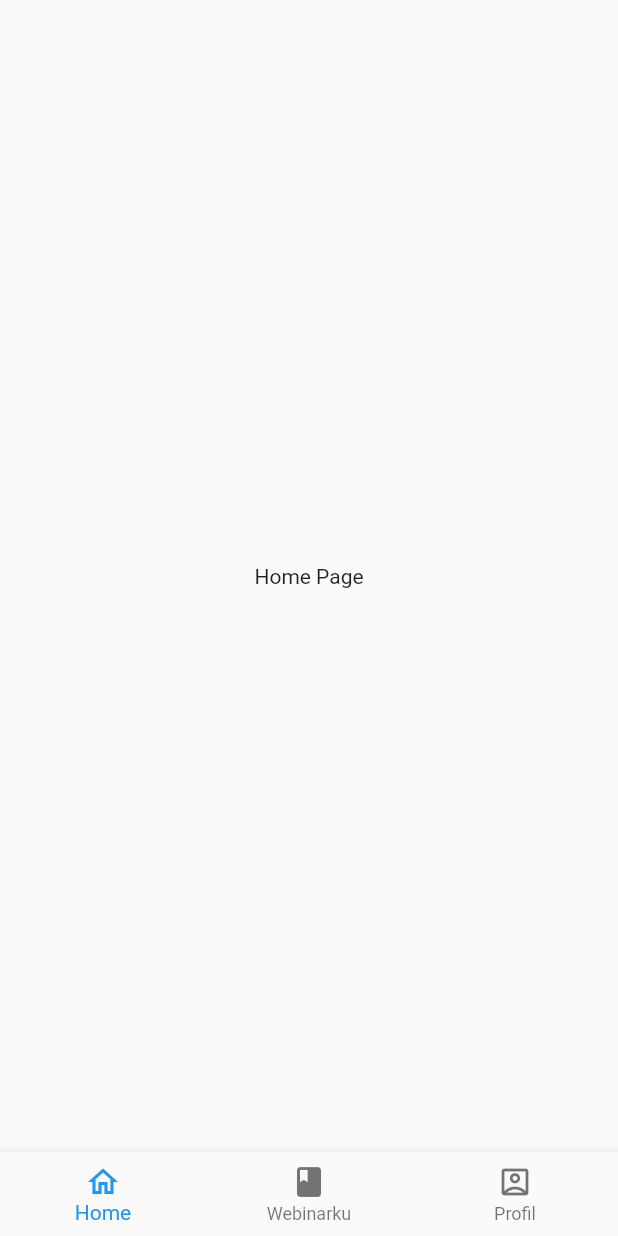
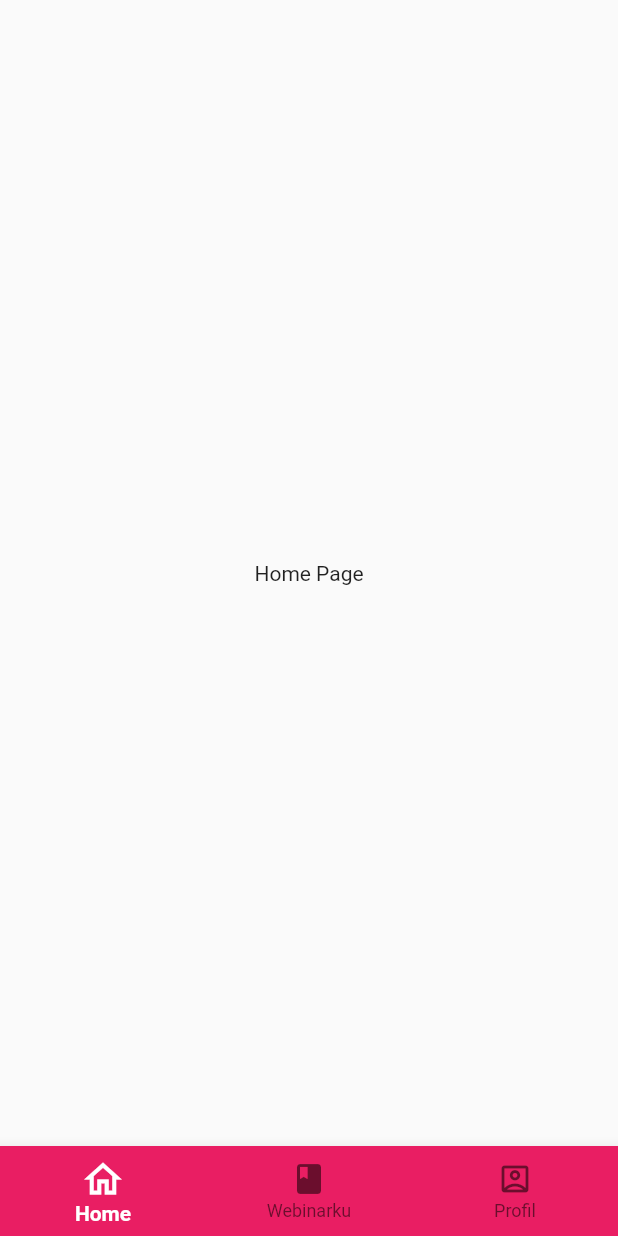
Before and after one commit to zulham-dahlan/WebinfoSenter, a Flutter app: the screen it shows after launch, on a phone screen of 412 x 824 dp. Run offline on Flutter 3.47's test engine with Material 2 defaults, Android fonts, the phone set to English and light mode, and no system bars.

Commit message:
Merubah Style Icon dan Label Buttom Navigation

```diff
--- a/lib/layout_navigation.dart
+++ b/lib/layout_navigation.dart
@@ -21,6 +21,10 @@ class _LayoutNavigation extends State<LayoutNavigation> {
     return Scaffold(
       body: _listWidget[_bottomNavIndex],
       bottomNavigationBar: BottomNavigationBar(
+        backgroundColor: Colors.pink,
+        selectedIconTheme: IconThemeData(color: Colors.white, size: 30),
+        selectedItemColor: Colors.white,
+        selectedLabelStyle: TextStyle(fontWeight: FontWeight.bold),
         currentIndex: _bottomNavIndex,
         items : _bottomNavBarItems,
         onTap:_onBottomNavTapped,
```
